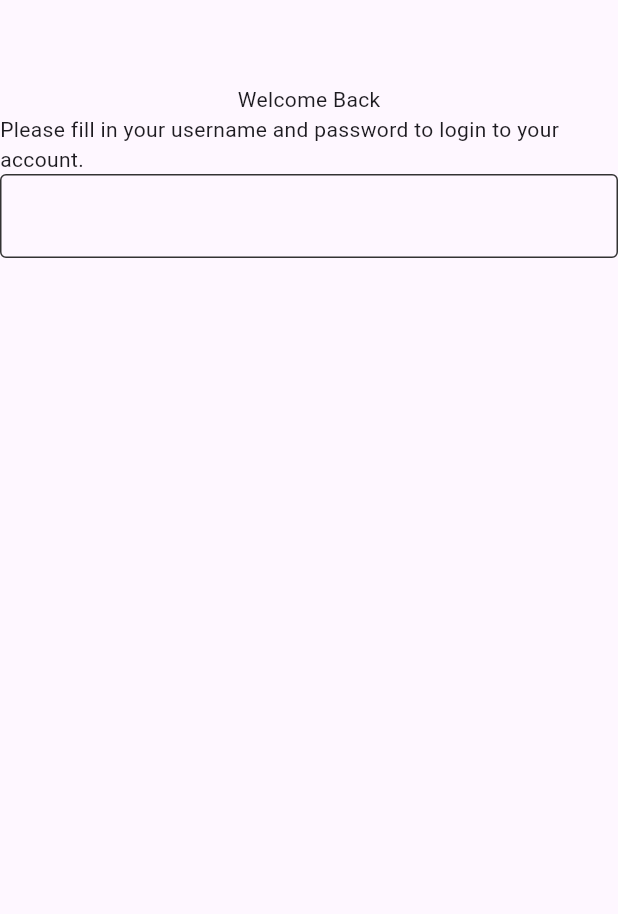
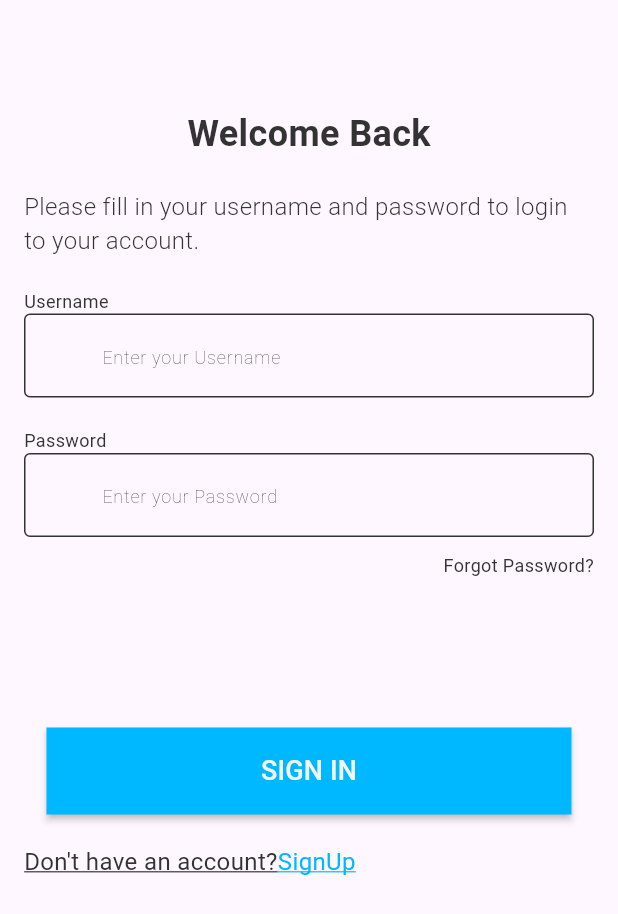
Before and after one commit to mogaya/TecTally, a Flutter app: the screen it shows after launch, on a phone screen of 412 x 824 dp. Shown: the top 914 px of the screen. Run offline on Flutter 3.47's test engine with Material 3 defaults, Android fonts, the light colour scheme and no system bars; our stand-ins replace get.

Commit message:
Login UI ...

```diff
--- a/tectally_app/analysis_options.yaml
+++ b/tectally_app/analysis_options.yaml
@@ -7,6 +7,9 @@
 
 # The following line activates a set of recommended lints for Flutter apps,
 # packages, and plugins designed to encourage good coding practices.
+analyzer:
+  errors:
+    camel_case_types: ignore
 include: package:flutter_lints/flutter.yaml
 
 linter:
@@ -23,6 +26,5 @@ linter:
   rules:
     # avoid_print: false  # Uncomment to disable the `avoid_print` rule
     # prefer_single_quotes: true  # Uncomment to enable the `prefer_single_quotes` rule
-
 # Additional information about this file can be found at
 # https://dart.dev/guides/language/analysis-options
--- /dev/null
+++ b/tectally_app/lib/views/components/customButton.dart
@@ -0,0 +1,49 @@
+import 'package:flutter/material.dart';
+import 'package:tectally_app/configs/constants.dart';
+
+class customButton extends StatelessWidget {
+  final String text;
+  final VoidCallback onPressed;
+  final Color color;
+  final double borderRadius;
+  final double padding;
+  final FontWeight txtFontWeight;
+  final Color txtColor;
+  final double txtFontSize;
+
+  const customButton({
+    super.key,
+    required this.text,
+    required this.onPressed,
+    this.color = ascentColor,
+    this.borderRadius = 0,
+    this.padding = 16,
+    this.txtFontWeight = FontWeight.w300,
+    this.txtColor = baseColor,
+    this.txtFontSize = 16,
+  });
+
+  @override
+  Widget build(BuildContext context) {
+    return MaterialButton(
+      onPressed: onPressed,
+      color: color,
+      padding: EdgeInsets.all(
+        padding,
+      ),
+      shape: RoundedRectangleBorder(
+        borderRadius: BorderRadius.circular(
+          borderRadius,
+        ),
+      ),
+      child: Text(
+        text,
+        style: TextStyle(
+          color: txtColor,
+          fontSize: txtFontSize,
+          fontWeight: txtFontWeight,
+        ),
+      ),
+    );
+  }
+}
--- /dev/null
+++ b/tectally_app/lib/views/components/customText.dart
@@ -0,0 +1,39 @@
+import 'package:flutter/material.dart';
+import 'package:tectally_app/configs/constants.dart';
+
+// ignore: camel_case_types
+class customText extends StatelessWidget {
+  final String label;
+  final Color labelColor;
+  final double fontSize;
+  final FontWeight fontWeight;
+  final TextAlign textAlign;
+  final TextDecoration txtDecoration;
+  final Color txtDecColor;
+
+  const customText({
+    super.key,
+    required this.label,
+    this.labelColor = textColor,
+    this.fontSize = 12,
+    this.fontWeight = FontWeight.normal,
+    this.textAlign = TextAlign.left,
+    this.txtDecoration = TextDecoration.none,
+    this.txtDecColor = textColor,
+  });
+
+  @override
+  Widget build(BuildContext context) {
+    return Text(
+      label,
+      textAlign: textAlign,
+      style: TextStyle(
+        fontSize: fontSize,
+        fontWeight: fontWeight,
+        color: labelColor,
+        decoration: txtDecoration,
+        decorationColor: txtDecColor,
+      ),
+    );
+  }
+}
--- a/tectally_app/lib/views/components/customTextField.dart
+++ b/tectally_app/lib/views/components/customTextField.dart
@@ -1,6 +1,7 @@
 import 'package:flutter/material.dart';
 import 'package:tectally_app/configs/constants.dart';
 
+// ignore: camel_case_types
 class customTextField extends StatelessWidget {
   final TextEditingController? controller;
   final String? hintMessage;
@@ -36,7 +37,7 @@ class customTextField extends StatelessWidget {
           hintText: hintMessage,
           hintStyle: const TextStyle(
             fontSize: 12,
-            fontWeight: FontWeight.normal,
+            fontWeight: FontWeight.w200,
           ),
           prefixIcon: Icon(icon),
           suffixIcon: isPassword
--- a/tectally_app/lib/views/pages/signin.dart
+++ b/tectally_app/lib/views/pages/signin.dart
@@ -1,5 +1,8 @@
 import 'package:flutter/material.dart';
+import 'package:get/get.dart';
 import 'package:tectally_app/configs/constants.dart';
+import 'package:tectally_app/views/components/customButton.dart';
+import 'package:tectally_app/views/components/customText.dart';
 import 'package:tectally_app/views/components/customTextField.dart';
 
 class SignIn extends StatelessWidget {
@@ -14,13 +17,120 @@ class SignIn extends StatelessWidget {
         foregroundColor: baseColor,
       ),
       body: SingleChildScrollView(
-        child: Column(
-          children: [
-            Text('Welcome Back'),
-            Text(
-                "Please fill in your username and password to login to your account."),
-            customTextField()
-          ],
+        child: Center(
+          child: Padding(
+            padding: EdgeInsets.all(16.0),
+            child: Column(
+              children: [
+                customText(
+                  label: "Welcome Back",
+                  fontSize: 24,
+                  fontWeight: FontWeight.bold,
+                ),
+
+                SizedBox(
+                  height: 20,
+                ),
+
+                customText(
+                  label:
+                      "Please fill in your username and password to login to your account.",
+                  fontSize: 16,
+                  fontWeight: FontWeight.w300,
+                ),
+
+                SizedBox(
+                  height: 20,
+                ),
+
+                // username input area
+                Align(
+                  alignment: Alignment.centerLeft,
+                  child: customText(
+                    label: "Username",
+                    textAlign: TextAlign.left,
+                  ),
+                ),
+                customTextField(
+                  hintMessage: "Enter your Username",
+                ),
+
+                SizedBox(
+                  height: 20,
+                ),
+
+                // password input area
+                Align(
+                  alignment: Alignment.centerLeft,
+                  child: customText(
+                    label: "Password",
+                    textAlign: TextAlign.left,
+                  ),
+                ),
+                customTextField(
+                  hintMessage: "Enter your Password",
+                ),
+
+                SizedBox(
+                  height: 10,
+                ),
+
+                // forgot password
+                GestureDetector(
+                  onTap: () => Navigator.pushNamed(context, '/'),
+                  child: Row(
+                    mainAxisAlignment: MainAxisAlignment.end,
+                    children: [
+                      customText(
+                        label: "Forgot Password?",
+                      ),
+                    ],
+                  ),
+                ),
+
+                SizedBox(
+                  height: 100,
+                ),
+
+                // signIn button
+                SizedBox(
+                  width: 350,
+                  child: customButton(
+                    text: "SIGN IN",
+                    onPressed: () => Navigator.pushNamed(context, "/landing"),
+                    txtFontWeight: FontWeight.w500,
+                    txtFontSize: 18,
+                    color: secondaryColor,
+                  ),
+                ),
+
+                SizedBox(
+                  height: 20,
+                ),
+
+                GestureDetector(
+                  onTap: () => Get.toNamed("/landing"),
+                  child: const Row(
+                    children: [
+                      customText(
+                        label: "Don't have an account?",
+                        labelColor: textColor,
+                        txtDecoration: TextDecoration.underline,
+                        fontSize: 16,
+                      ),
+                      customText(
+                        label: "SignUp",
+                        labelColor: secondaryColor,
+                        txtDecoration: TextDecoration.underline,
+                        txtDecColor: secondaryColor,
+                        fontSize: 16,
+                      ),
+                    ],
+                  ),
+                )
+              ],
+            ),
+          ),
         ),
       ),
     );
```
